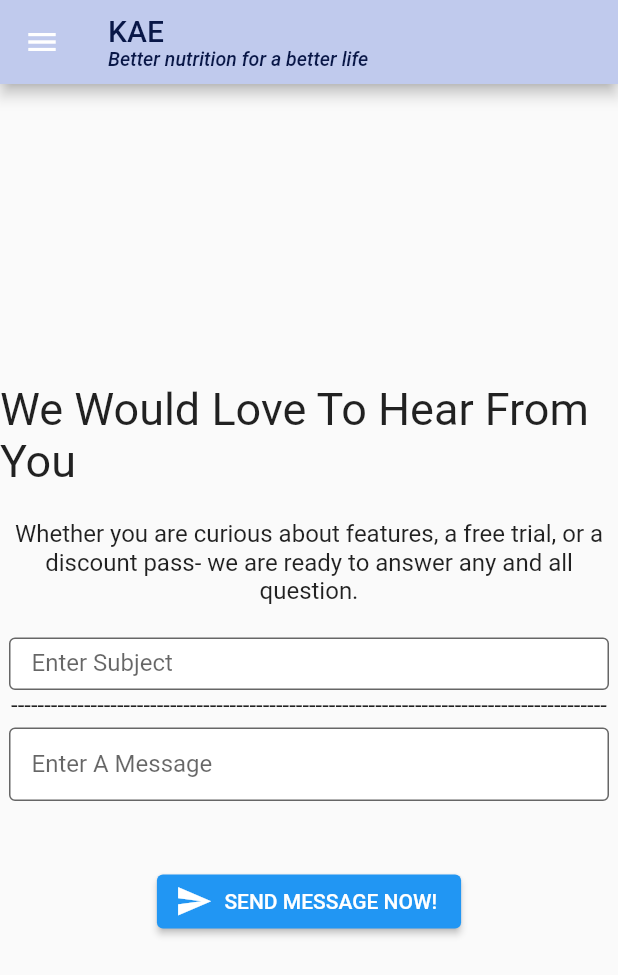
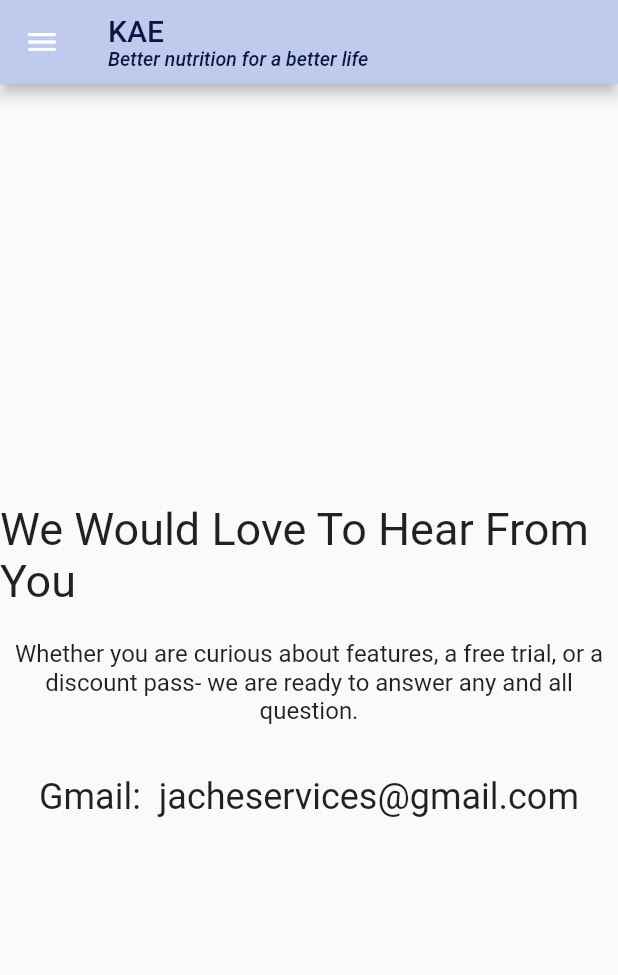
Before and after one commit to Badymits/AppDevFinals, a Flutter app: the contact screen opened by its route, on a phone screen of 412 x 824 dp. Shown: the top 975 px of the screen. Run offline on Flutter 3.47's test engine with Material 2 defaults, Android fonts, the phone set to English and light mode, and no system bars; our stand-ins replace cloud_firestore, firebase_auth, firebase_core; accounts and stored records are empty.

Commit message:
changed success page color and added email link in contact page

```diff
--- a/lib/contact.dart
+++ b/lib/contact.dart
@@ -54,56 +54,17 @@ class contact extends StatelessWidget {
                   style: TextStyle(fontSize: 16,)
               ),
             ),
-            SizedBox( // <-- SEE HERE
-              width: 400,
-              height:35,
-              child: TextField(
-                decoration: InputDecoration(
-                  contentPadding: EdgeInsets.symmetric(vertical: 15, horizontal: 15),
-                  filled: true,
-                  fillColor: Color(0xFFFFFFFF),
-                  labelText: 'Enter Subject',
-                  border: OutlineInputBorder(),
-                ),
-                keyboardType: TextInputType.multiline,
-              ),
-            ),
-            Container(
-              height: 25,
-              width:400,
-              alignment: Alignment.center,
-              child: const Text(
-                  '---------------------------------------------------------------------------------------------',
-                  textAlign: TextAlign.center,
-                  style: TextStyle(fontSize: 16,)
-              ),
-            ),
-      SizedBox( // <-- SEE HERE
-        width: 400,
-        height:80,
-        child: TextField(
-          decoration: InputDecoration(
-            contentPadding: EdgeInsets.symmetric(vertical: 15, horizontal: 15),
-            filled: true,
-            fillColor: Color(0xFFFFFFFF),
-            labelText: 'Enter A Message',
-            border: OutlineInputBorder(),
-          ),
-          keyboardType: TextInputType.multiline,
-          maxLines: null,
-        ),
-      ),
+
             SizedBox(
               height: 12,
             ),
-            ElevatedButton.icon(   // <-- ElevatedButton
-              onPressed: () {},
-              icon: Icon(
-                Icons.send,
-                size: 25.0,
+            Container(
+              child: Text(
+                "Gmail:  jacheservices@gmail.com",
+                style: TextStyle(fontSize: 24),
               ),
-              label: Text('SEND MESSAGE NOW!'),
-            ),
+            )
+
           ],
         ),
       ),
--- a/lib/success.dart
+++ b/lib/success.dart
@@ -5,12 +5,11 @@ import 'home.dart';
 class ThankYouPage extends StatefulWidget {
   const ThankYouPage({Key? key}) : super(key: key);
 
-
   @override
   State<ThankYouPage> createState() => _ThankYouPageState();
 }
 
-Color themeColor = const Color(0xFF43D19E);
+Color themeColor = const Color(0xFFC0CAED);
 
 class _ThankYouPageState extends State<ThankYouPage> {
   double screenWidth = 600;
@@ -35,10 +34,7 @@ class _ThankYouPageState extends State<ThankYouPage> {
                 color: themeColor,
                 shape: BoxShape.circle,
               ),
-              child: Image.asset(
-                "assets/card.png",
-                fit: BoxFit.contain,
-              ),
+
             ),
             SizedBox(height: screenHeight * 0.1),
             Text(
```
